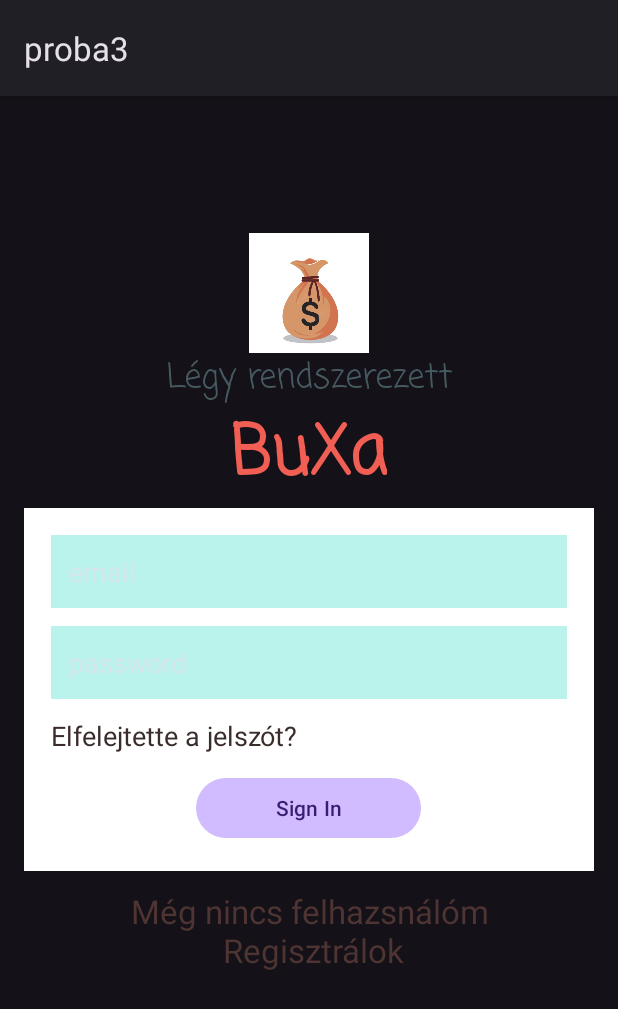
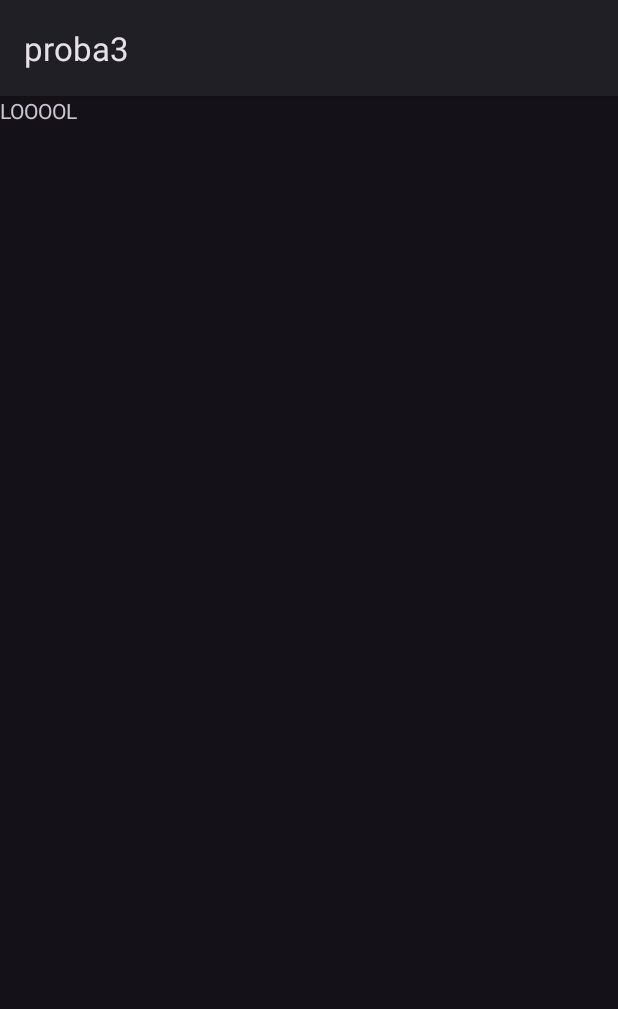
Before and after one commit to KeveXD/Onlab, an Android app: the Menu screen opened directly, with no data from a screen before it, on a phone screen of 412 x 824 dp. Shown: the top 1009 px of the screen. Run offline under Robolectric (Android 15) with nearby library versions, the phone set to English and light mode, and no system bars.

Commit message:
register1

```diff
--- a/BuXa/app/src/main/AndroidManifest.xml
+++ b/BuXa/app/src/main/AndroidManifest.xml
@@ -14,10 +14,13 @@
         android:theme="@style/Theme.Material3.Dark"
         tools:targetApi="31">
         <activity
+            android:name=".Menu"
+            android:exported="false" />
+        <activity
             android:name=".AuthViewModel"
             android:exported="false" />
         <activity
-            android:name=".Register"
+            android:name=".RegisterActivity"
             android:exported="false" />
         <activity
             android:name=".MainActivity"
--- a/BuXa/app/src/main/java/hu/bme/aut/android/proba3/AuthListener.kt
+++ b/BuXa/app/src/main/java/hu/bme/aut/android/proba3/AuthListener.kt
@@ -5,4 +5,5 @@ interface AuthListener {
     fun onStarted()
     fun onSuccess()
     fun onFailure(message: String)
+    fun check(email: String,password: String)
 }
--- a/BuXa/app/src/main/java/hu/bme/aut/android/proba3/Register.kt
+++ b/BuXa/app/src/main/java/hu/bme/aut/android/proba3/Menu.kt
@@ -3,9 +3,9 @@ package hu.bme.aut.android.proba3
 import androidx.appcompat.app.AppCompatActivity
 import android.os.Bundle
 
-class Register : AppCompatActivity() {
+class Menu : AppCompatActivity() {
     override fun onCreate(savedInstanceState: Bundle?) {
         super.onCreate(savedInstanceState)
-        setContentView(R.layout.activity_register)
+        setContentView(R.layout.activity_menu)
     }
 }
--- /dev/null
+++ b/BuXa/app/src/main/res/layout/activity_menu.xml
@@ -0,0 +1,16 @@
+<?xml version="1.0" encoding="utf-8"?>
+<androidx.constraintlayout.widget.ConstraintLayout xmlns:android="http://schemas.android.com/apk/res/android"
+    xmlns:app="http://schemas.android.com/apk/res-auto"
+    xmlns:tools="http://schemas.android.com/tools"
+    android:layout_width="match_parent"
+    android:layout_height="match_parent"
+    tools:context=".Menu">
+
+    <TextView
+        android:id="@+id/textView"
+        android:layout_width="wrap_content"
+        android:layout_height="wrap_content"
+        android:text="LOOOOL"
+        tools:layout_editor_absoluteX="175dp"
+        tools:layout_editor_absoluteY="334dp" />
+</androidx.constraintlayout.widget.ConstraintLayout>
--- a/BuXa/app/src/main/res/layout/activity_register.xml
+++ b/BuXa/app/src/main/res/layout/activity_register.xml
@@ -16,7 +16,7 @@
 
         android:layout_width="match_parent"
         android:layout_height="match_parent"
-        tools:context=".Register">
+        tools:context=".RegisterActivity">
 
 
         <RelativeLayout
@@ -24,39 +24,24 @@
             android:layout_width="0dp"
             android:layout_height="wrap_content"
             android:padding="16dp"
+            app:layout_constraintBottom_toBottomOf="parent"
             app:layout_constraintEnd_toEndOf="parent"
             app:layout_constraintStart_toStartOf="parent"
             app:layout_constraintTop_toTopOf="parent">
 
-            <ImageView
-                android:id="@+id/image_view_logo"
-                android:layout_width="80dp"
-                android:layout_height="80dp"
-                android:layout_centerHorizontal="true"
-                android:layout_marginTop="75dp"
-                android:background="@drawable/kezdo" />
 
             <LinearLayout
                 android:id="@+id/linearLayout1"
                 android:layout_width="match_parent"
                 android:layout_height="wrap_content"
-                android:layout_below="@id/image_view_logo"
                 android:orientation="vertical">
+
 
                 <TextView
                     android:layout_width="wrap_content"
                     android:layout_height="wrap_content"
                     android:layout_gravity="center_horizontal"
-                    android:text="Légy rendszerezett"
-                    android:textAppearance="@style/TextAppearance.AppCompat.Large"
-                    android:textColor="#465A61"
-                    app:fontFamily="casual" />
-
-                <TextView
-                    android:layout_width="wrap_content"
-                    android:layout_height="wrap_content"
-                    android:layout_gravity="center_horizontal"
-                    android:text="BuXa"
+                    android:text="Regisztráció"
                     android:textAllCaps="false"
                     android:textAppearance="@style/TextAppearance.AppCompat.Display2"
                     android:textColor="#F15E53"
@@ -95,43 +80,22 @@
                     android:layout_marginBottom="12dp"
                     android:background="#B9F3EC"
                     android:drawablePadding="16dp"
-                    android:onClick="@{viewmodel::onLoginButtonClick}"
                     android:hint="password"
                     android:inputType="textPassword"
+                    android:onClick="@{viewmodel::onLoginButtonClick}"
                     android:padding="12dp"
                     android:text="@={viewmodel.password}" />
 
-                <TextView
-                    android:id="@+id/text_view_forget_password"
-                    android:layout_width="wrap_content"
-                    android:layout_height="wrap_content"
-                    android:layout_marginBottom="12dp"
-                    android:text="Elfelejtette a jelszót?"
-                    android:textAppearance="@style/TextAppearance.AppCompat.Medium"
-                    android:textColor="#3A2C2B" />
 
                 <Button
-                    android:id="@+id/button_sign_in"
+                    android:id="@+id/button_register"
                     android:layout_width="150dp"
                     android:layout_height="wrap_content"
                     android:layout_gravity="center_horizontal"
-                    android:text="Sign In"
+                    android:text="Regisztráció"
                     android:textAllCaps="false" />
 
             </LinearLayout>
-
-            <TextView
-                android:id="@+id/text_view_sign_up"
-                android:layout_width="wrap_content"
-                android:layout_height="wrap_content"
-                android:layout_below="@id/linearLayout2"
-                android:layout_centerHorizontal="true"
-                android:layout_marginTop="12dp"
-                android:onClick="@{viewmodel::onLoginButtonClick}"
-                android:text="Még nincs felhazsnálóm\n Regisztrálok"
-                android:textAlignment="center"
-                android:textAppearance="@style/TextAppearance.AppCompat.Large"
-                android:textColor="#4E3432" />
 
 
             <ProgressBar
--- a/BuXa/app/src/main/res/layout/login.xml
+++ b/BuXa/app/src/main/res/layout/login.xml
@@ -15,7 +15,7 @@
 
         android:layout_width="match_parent"
         android:layout_height="match_parent"
-        tools:context=".Register">
+        tools:context=".RegisterActivity">
 
 
         <RelativeLayout
@@ -121,7 +121,7 @@
             </LinearLayout>
 
             <TextView
-                android:id="@+id/text_view_sign_up"
+                android:id="@+id/text_register"
                 android:layout_width="wrap_content"
                 android:layout_height="wrap_content"
                 android:layout_below="@id/linearLayout2"
```
Also changed, not shown: BuXa/app/build.gradle (+7 -0 lines), BuXa/app/src/main/java/hu/bme/aut/android/proba3/AuthViewModel.kt (+12 -2 lines), BuXa/app/src/main/java/hu/bme/aut/android/proba3/MainActivity.kt (+53 -0 lines), BuXa/app/src/main/java/hu/bme/aut/android/proba3/RegisterActivity.kt (added, +21 -0 lines).
